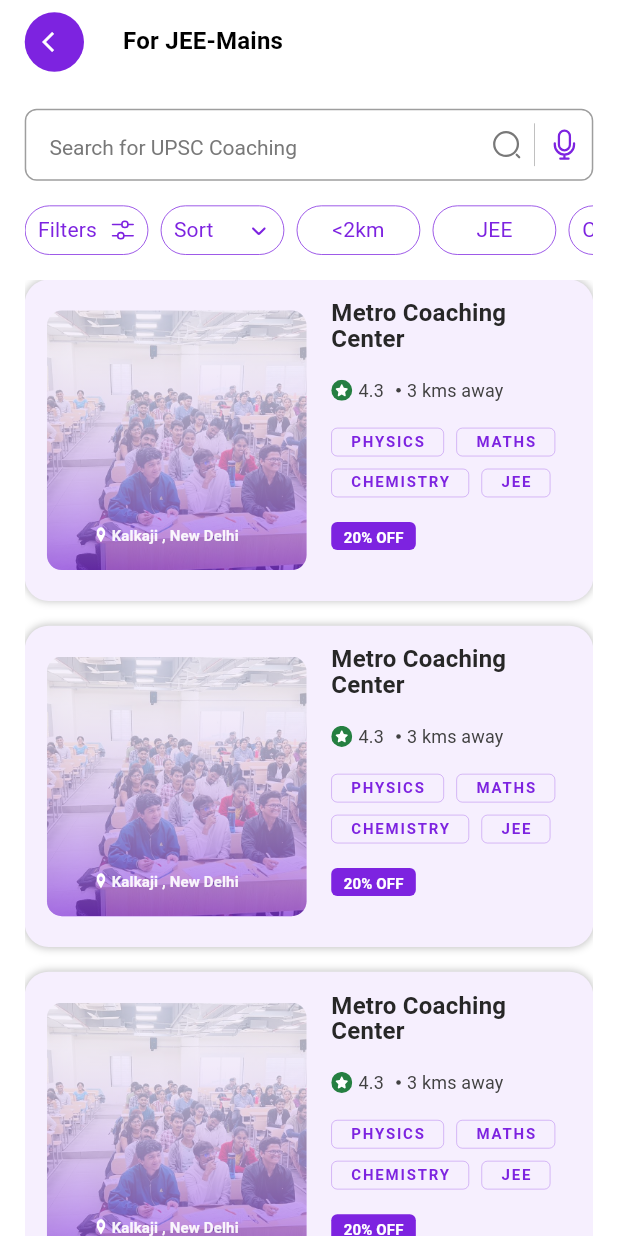
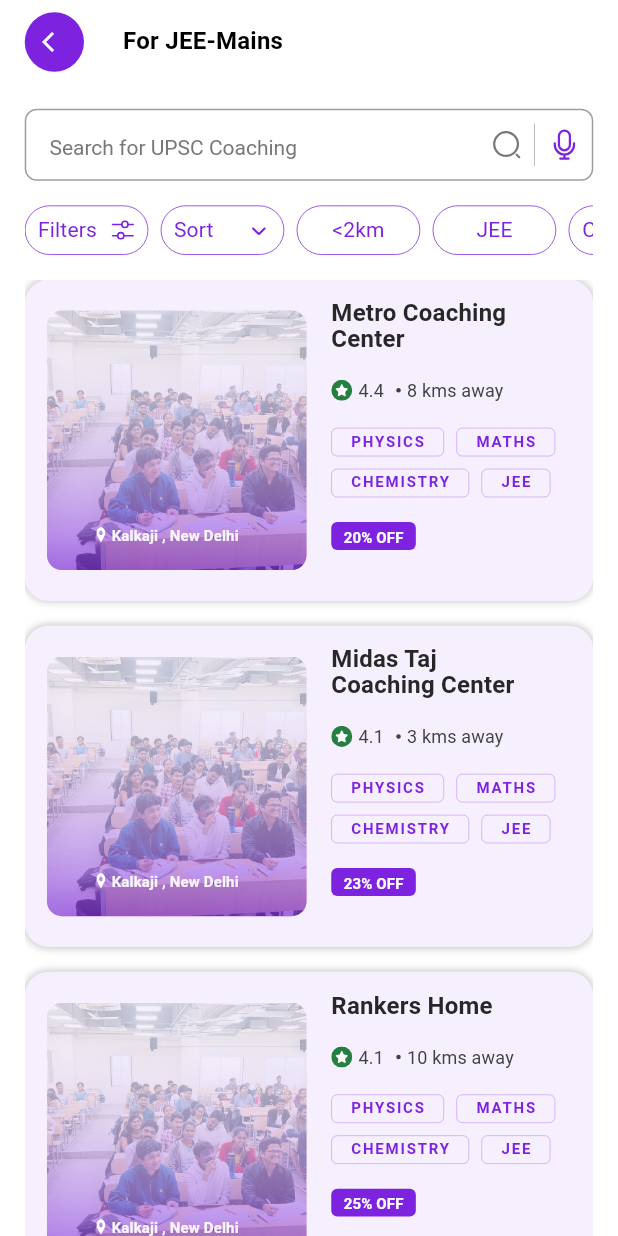
Before and after one commit to ayushrakesh/coaching-app, a Flutter app: the screen it shows after launch, on a phone screen of 412 x 824 dp. Run offline on Flutter 3.47's test engine with Material 2 defaults, Android fonts, the phone set to English and light mode, and no system bars; our stand-ins replace flutter_svg, gap, get; Roboto replaces fonts that are missing (Avenir Next LT Pro).

Commit message:
Dynamic filters implemented

```diff
--- a/lib/data/coaching.dart
+++ b/lib/data/coaching.dart
@@ -3,8 +3,8 @@ import 'package:flutter/material.dart';
 final List coachings = [
   {
     'id': 1,
-    'distance': 3,
-    'rating': 4.3,
+    'distance': 8,
+    'rating': 4.4,
     'title': 'Metro Coaching Center',
     'image': const AssetImage('assets/images/coaching.jpeg'),
     'discount': 20,
@@ -20,10 +20,42 @@ final List coachings = [
   {
     'id': 2,
     'distance': 3,
+    'rating': 4.1,
+    'title': 'Midas Taj Coaching Center',
+    'image': const AssetImage('assets/images/coaching.jpeg'),
+    'discount': 23,
+    'subjects': [
+      'PHYSICS',
+      'MATHS',
+      'CHEMISTRY',
+      'JEE',
+    ],
+    'students': 0,
+    'location': 'Kalkaji , New Delhi'
+  },
+  {
+    'id': 1,
+    'distance': 10,
+    'rating': 4.1,
+    'title': 'Rankers Home',
+    'image': const AssetImage('assets/images/coaching.jpeg'),
+    'discount': 25,
+    'subjects': [
+      'PHYSICS',
+      'MATHS',
+      'CHEMISTRY',
+      'JEE',
+    ],
+    'students': 0,
+    'location': 'Kalkaji , New Delhi'
+  },
+  {
+    'id': 1,
+    'distance': 1,
     'rating': 4.3,
-    'title': 'Metro Coaching Center',
+    'title': 'Career Academy',
     'image': const AssetImage('assets/images/coaching.jpeg'),
-    'discount': 20,
+    'discount': 18,
     'subjects': [
       'PHYSICS',
       'MATHS',
@@ -35,39 +67,7 @@ final List coachings = [
   },
   {
     'id': 1,
-    'distance': 3,
-    'rating': 4.3,
-    'title': 'Metro Coaching Center',
-    'image': const AssetImage('assets/images/coaching.jpeg'),
-    'discount': 20,
-    'subjects': [
-      'PHYSICS',
-      'MATHS',
-      'CHEMISTRY',
-      'JEE',
-    ],
-    'students': 2,
-    'location': 'Kalkaji , New Delhi'
-  },
-  {
-    'id': 1,
-    'distance': 3,
-    'rating': 4.3,
-    'title': 'Metro Coaching Center',
-    'image': const AssetImage('assets/images/coaching.jpeg'),
-    'discount': 20,
-    'subjects': [
-      'PHYSICS',
-      'MATHS',
-      'CHEMISTRY',
-      'JEE',
-    ],
-    'students': 2,
-    'location': 'Kalkaji , New Delhi'
-  },
-  {
-    'id': 1,
-    'distance': 3,
+    'distance': 1,
     'rating': 4.3,
     'title': 'Metro Coaching Center',
     'image': const AssetImage('assets/images/coaching.jpeg'),
--- a/lib/main.dart
+++ b/lib/main.dart
@@ -22,6 +22,10 @@ class _MyAppState extends State<MyApp> {
   final titleController = TextEditingController();
 
   String? title;
+
+  void press() {
+    setState(() {});
+  }
 
   @override
   Widget build(BuildContext context) {
@@ -136,7 +140,7 @@ class _MyAppState extends State<MyApp> {
                     filtersList[index]['text'],
                     filtersList[index]['iconpath'],
                   ),
-                  itemCount: 5,
+                  itemCount: filtersList.length,
                 ),
               ),
               Gap(height * 0.02),
--- a/lib/widgets/coaching.dart
+++ b/lib/widgets/coaching.dart
@@ -94,8 +94,8 @@ class Coaching extends StatelessWidget {
               SizedBox(
                 width: 135,
                 child: Text(
-                  'Metro Coaching Center',
-                  style: TextStyle(
+                  coaching['title'],
+                  style: const TextStyle(
                     color: Color(0xFF272727),
                     fontSize: 16,
                     fontFamily: 'Avenir Next LT Pro',
@@ -133,7 +133,7 @@ class Coaching extends StatelessWidget {
                   ),
                   Gap(height * 0.005),
                   Text(
-                    '${coaching['distance']} kms away',
+                    '${coaching['distance'].toString()} kms away',
                     style: const TextStyle(
                       color: Color(0xFF414141),
                       fontSize: 12,
--- a/lib/widgets/filter_item.dart
+++ b/lib/widgets/filter_item.dart
@@ -2,19 +2,32 @@ import 'package:flutter/material.dart';
 import 'package:flutter_svg/svg.dart';
 import 'package:get/get.dart';
 
-class FilterItem extends StatelessWidget {
-  final height = Get.height;
-  final width = Get.width;
-
+class FilterItem extends StatefulWidget {
   final String text;
   final String iconpath;
 
   FilterItem(this.text, this.iconpath);
 
   @override
+  State<FilterItem> createState() => _FilterItemState();
+}
+
+class _FilterItemState extends State<FilterItem> {
+  final height = Get.height;
+
+  final width = Get.width;
+  bool isSelected = false;
+
+  void press() {
+    setState(() {
+      isSelected = !isSelected;
+    });
+  }
+
+  @override
   Widget build(BuildContext context) {
     return InkWell(
-      onTap: () {},
+      onTap: press,
       child: Container(
         // margin: EdgeInsets.only(
         //   right: height * 0.01,
@@ -25,7 +38,9 @@ class FilterItem extends StatelessWidget {
         ),
         width: width * 0.2,
         // height: 29,
+
         decoration: ShapeDecoration(
+          color: isSelected ? const Color(0xFF7D23E0) : Colors.white,
           shape: RoundedRectangleBorder(
             side: const BorderSide(
               width: 0.50,
@@ -36,15 +51,15 @@ class FilterItem extends StatelessWidget {
         ),
         child: Row(
           mainAxisSize: MainAxisSize.min,
-          mainAxisAlignment: iconpath != ''
+          mainAxisAlignment: widget.iconpath != ''
               ? MainAxisAlignment.spaceBetween
               : MainAxisAlignment.center,
           children: [
             FittedBox(
               child: Text(
-                text,
-                style: const TextStyle(
-                  color: Color(0xFF7D23E0),
+                widget.text,
+                style: TextStyle(
+                  color: isSelected ? Colors.white : const Color(0xFF7D23E0),
                   fontSize: 14,
                   fontFamily: 'Avenir Next LT Pro',
                   fontWeight: FontWeight.w400,
@@ -53,11 +68,11 @@ class FilterItem extends StatelessWidget {
                 ),
               ),
             ),
-            if (iconpath != "")
+            if (widget.iconpath != "")
               SvgPicture.asset(
-                iconpath,
+                widget.iconpath,
                 height: height * 0.02,
-                color: const Color(0xFF7D23E0),
+                color: isSelected ? Colors.white : const Color(0xFF7D23E0),
               ),
           ],
         ),
```
